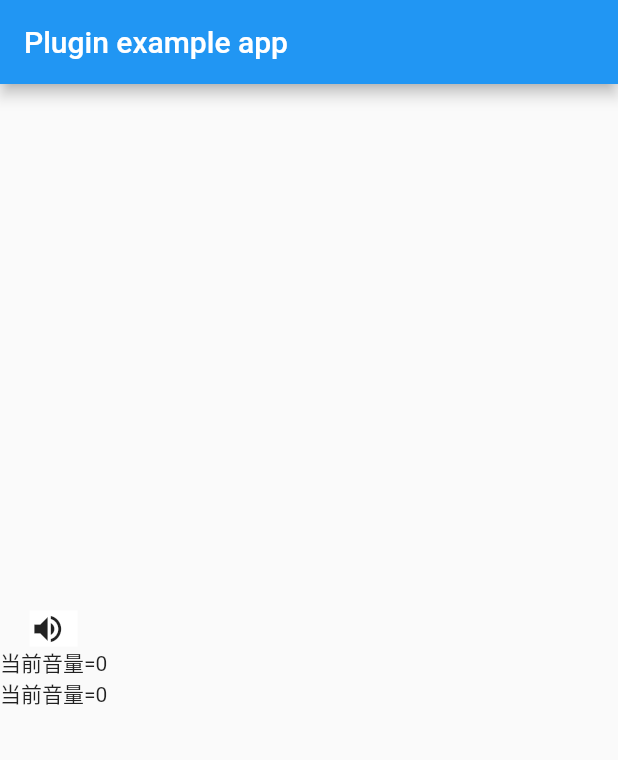
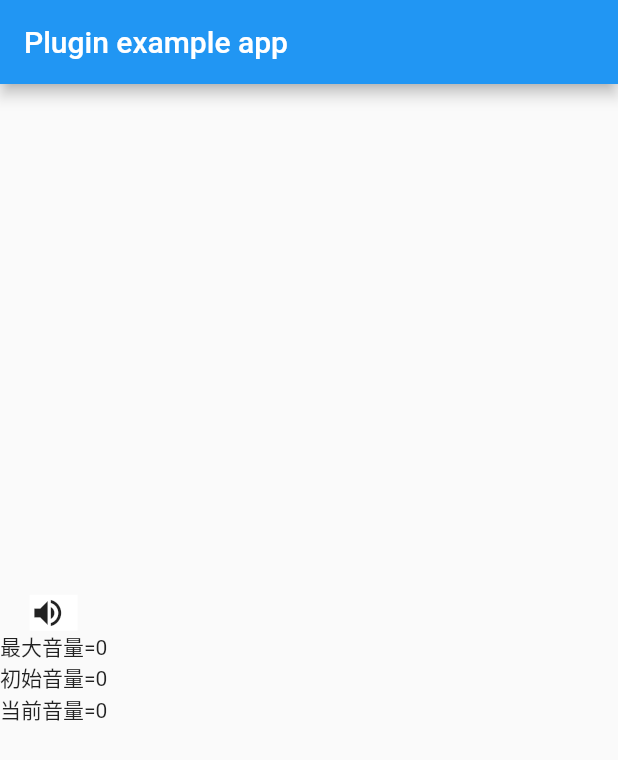
Before and after one commit to salmanjones/volume_watcher, a Flutter app: the screen it shows after launch, after a tap on the "volume off" icon, on a phone screen of 412 x 824 dp. Shown: the top 760 px of the screen. Run offline on Flutter 3.47's test engine with Material 2 defaults, Android fonts, the phone set to English and light mode, and no system bars.

Commit message:
修改音量监听控件，修复若干bug

```diff
--- a/example/lib/main.dart
+++ b/example/lib/main.dart
@@ -11,6 +11,7 @@ class MyApp extends StatefulWidget {
 class _MyAppState extends State<MyApp> {
   num currentVolume = 0;
   num initVolume = 0;
+  num maxVolume = 0;
 
   @override
   void initState(){
@@ -20,6 +21,7 @@ class _MyAppState extends State<MyApp> {
 
   Future<void> initPlatformState() async {
     num initVolume = await VolumeWatcher.getCurrentVolume;
+    num maxVolume = await VolumeWatcher.getMaxVolume;
 
     // If the widget was removed from the tree while the asynchronous platform
     // message was in flight, we want to discard the reply rather than calling
@@ -28,6 +30,7 @@ class _MyAppState extends State<MyApp> {
 
     setState(() {
       this.initVolume = initVolume;
+      this.maxVolume = maxVolume;
     });
   }
 
@@ -48,8 +51,9 @@ class _MyAppState extends State<MyApp> {
                   });
                 },
               ),
-              Text("当前音量=${currentVolume}"),
-              Text("当前音量=${initVolume}")
+              Text("最大音量=${maxVolume}"),
+              Text("初始音量=${initVolume}"),
+              Text("当前音量=${currentVolume}")
             ]),
       ),
     );
--- a/pubspec.yaml
+++ b/pubspec.yaml
@@ -25,7 +25,7 @@ flutter:
   # be modified. They are used by the tooling to maintain consistency when
   # adding or updating assets for this project.
   plugin:
-    androidPackage: com.example.volume_watcher
+    androidPackage: com.magugi.plugin.volume_watcher
     pluginClass: VolumeWatcherPlugin
 
   # To add assets to your plugin package, add an assets section, like this:
```
Also changed, not shown: example/lib/generated/i18n.dart (added), 2 other files.
